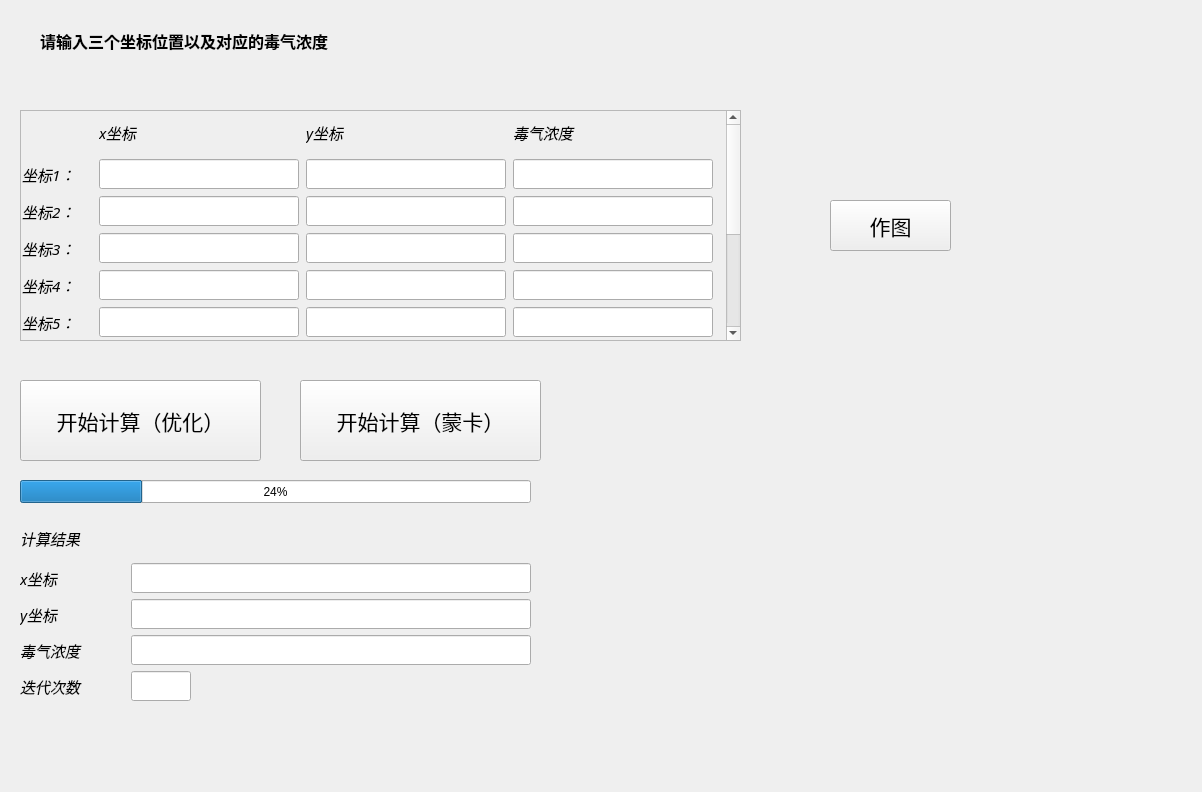
The window that first.ui (Aone2233/project-for-fire) describes before a commit, drawn with Qt 5.
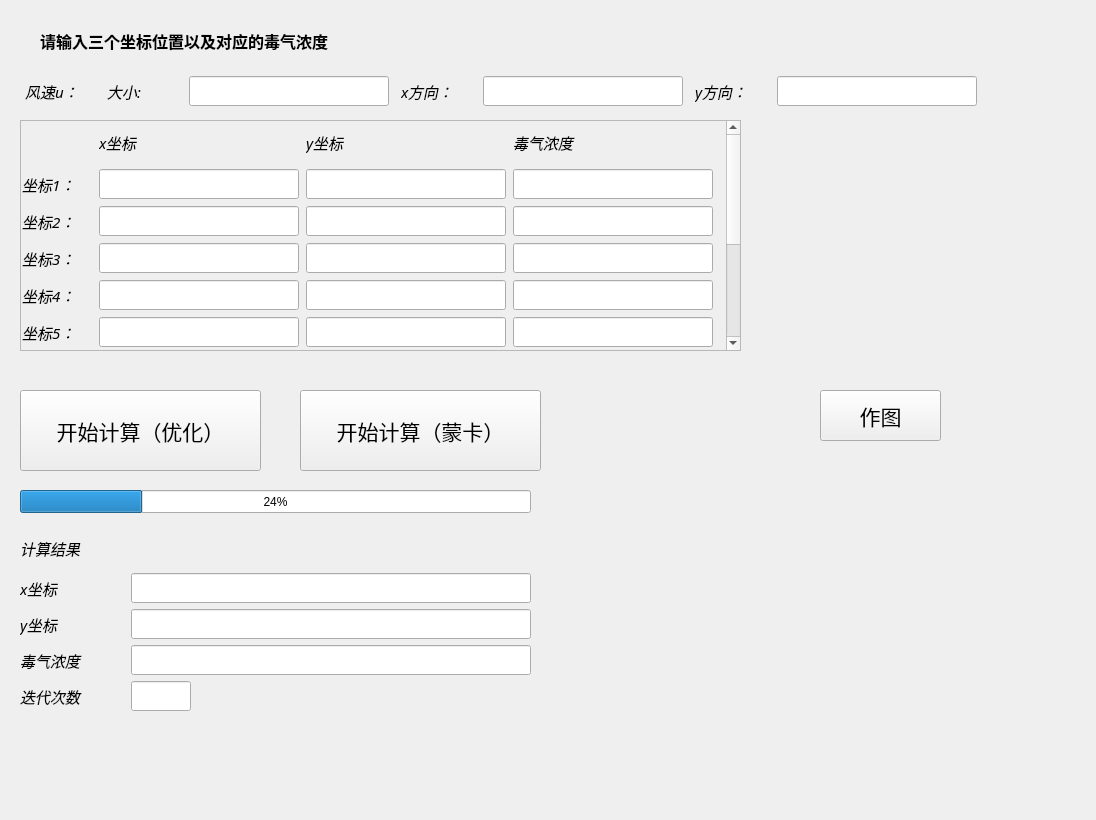
The same window after the commit.

Patch:
```diff
--- a/first.ui
+++ b/first.ui
@@ -6,8 +6,8 @@
    <rect>
     <x>0</x>
     <y>0</y>
-    <width>1202</width>
-    <height>792</height>
+    <width>1096</width>
+    <height>820</height>
    </rect>
   </property>
   <property name="windowTitle">
@@ -38,7 +38,7 @@
    <property name="geometry">
     <rect>
      <x>20</x>
-     <y>380</y>
+     <y>390</y>
      <width>241</width>
      <height>81</height>
     </rect>
@@ -60,7 +60,7 @@
    <property name="geometry">
     <rect>
      <x>20</x>
-     <y>520</y>
+     <y>530</y>
      <width>511</width>
      <height>181</height>
     </rect>
@@ -206,7 +206,7 @@
    <property name="geometry">
     <rect>
      <x>20</x>
-     <y>110</y>
+     <y>120</y>
      <width>721</width>
      <height>231</height>
     </rect>
@@ -221,7 +221,7 @@
     <property name="geometry">
      <rect>
       <x>0</x>
-      <y>0</y>
+      <y>-191</y>
       <width>700</width>
       <height>420</height>
      </rect>
@@ -355,7 +355,7 @@
        </widget>
       </item>
       <item row="2" column="3">
-       <widget class="QLineEdit" name="con3_q">
+       <widget class="QLineEdit" name="con1_q">
         <property name="minimumSize">
          <size>
           <width>200</width>
@@ -413,7 +413,7 @@
        </widget>
       </item>
       <item row="5" column="2">
-       <widget class="QLineEdit" name="con1_y">
+       <widget class="QLineEdit" name="con3_y">
         <property name="minimumSize">
          <size>
           <width>200</width>
@@ -429,7 +429,7 @@
        </widget>
       </item>
       <item row="5" column="1">
-       <widget class="QLineEdit" name="con1_x">
+       <widget class="QLineEdit" name="con3_x">
         <property name="minimumSize">
          <size>
           <width>200</width>
@@ -477,7 +477,7 @@
        </widget>
       </item>
       <item row="5" column="3">
-       <widget class="QLineEdit" name="con1_q">
+       <widget class="QLineEdit" name="con3_q">
         <property name="minimumSize">
          <size>
           <width>200</width>
@@ -509,7 +509,7 @@
        </widget>
       </item>
       <item row="2" column="2">
-       <widget class="QLineEdit" name="con3_y">
+       <widget class="QLineEdit" name="con1_y">
         <property name="minimumSize">
          <size>
           <width>200</width>
@@ -599,7 +599,7 @@
        </widget>
       </item>
       <item row="2" column="1">
-       <widget class="QLineEdit" name="con3_x">
+       <widget class="QLineEdit" name="con1_x">
         <property name="minimumSize">
          <size>
           <width>200</width>
@@ -1074,7 +1074,7 @@
    <property name="geometry">
     <rect>
      <x>20</x>
-     <y>480</y>
+     <y>490</y>
      <width>511</width>
      <height>23</height>
     </rect>
@@ -1087,7 +1087,7 @@
    <property name="geometry">
     <rect>
      <x>300</x>
-     <y>380</y>
+     <y>390</y>
      <width>241</width>
      <height>81</height>
     </rect>
@@ -1105,18 +1105,18 @@
   <widget class="QWidget" name="widget" native="true">
    <property name="geometry">
     <rect>
-     <x>660</x>
-     <y>390</y>
-     <width>391</width>
-     <height>341</height>
+     <x>810</x>
+     <y>140</y>
+     <width>141</width>
+     <height>221</height>
     </rect>
    </property>
   </widget>
   <widget class="QPushButton" name="plotButton">
    <property name="geometry">
     <rect>
-     <x>830</x>
-     <y>200</y>
+     <x>820</x>
+     <y>390</y>
      <width>121</width>
      <height>51</height>
     </rect>
@@ -1131,6 +1131,170 @@
     <string>作图</string>
    </property>
   </widget>
+  <widget class="QWidget" name="horizontalLayoutWidget">
+   <property name="geometry">
+    <rect>
+     <x>19</x>
+     <y>70</y>
+     <width>971</width>
+     <height>42</height>
+    </rect>
+   </property>
+   <layout class="QHBoxLayout" name="horizontalLayout">
+    <item>
+     <widget class="QLabel" name="Te_u">
+      <property name="minimumSize">
+       <size>
+        <width>70</width>
+        <height>30</height>
+       </size>
+      </property>
+      <property name="maximumSize">
+       <size>
+        <width>70</width>
+        <height>30</height>
+       </size>
+      </property>
+      <property name="font">
+       <font>
+        <family>得意黑</family>
+        <pointsize>11</pointsize>
+        <italic>true</italic>
+       </font>
+      </property>
+      <property name="text">
+       <string>风速u：</string>
+      </property>
+     </widget>
+    </item>
+    <item>
+     <widget class="QLabel" name="Te_u_num">
+      <property name="minimumSize">
+       <size>
+        <width>70</width>
+        <height>30</height>
+       </size>
+      </property>
+      <property name="maximumSize">
+       <size>
+        <width>70</width>
+        <height>30</height>
+       </size>
+      </property>
+      <property name="font">
+       <font>
+        <family>得意黑</family>
+        <pointsize>11</pointsize>
+        <italic>true</italic>
+       </font>
+      </property>
+      <property name="text">
+       <string>大小:</string>
+      </property>
+     </widget>
+    </item>
+    <item>
+     <widget class="QLineEdit" name="con_u">
+      <property name="minimumSize">
+       <size>
+        <width>200</width>
+        <height>30</height>
+       </size>
+      </property>
+      <property name="maximumSize">
+       <size>
+        <width>200</width>
+        <height>30</height>
+       </size>
+      </property>
+     </widget>
+    </item>
+    <item>
+     <widget class="QLabel" name="Te_u_x">
+      <property name="minimumSize">
+       <size>
+        <width>70</width>
+        <height>30</height>
+       </size>
+      </property>
+      <property name="maximumSize">
+       <size>
+        <width>70</width>
+        <height>30</height>
+       </size>
+      </property>
+      <property name="font">
+       <font>
+        <family>得意黑</family>
+        <pointsize>11</pointsize>
+        <italic>true</italic>
+       </font>
+      </property>
+      <property name="text">
+       <string>x方向：</string>
+      </property>
+     </widget>
+    </item>
+    <item>
+     <widget class="QLineEdit" name="con_u_x">
+      <property name="minimumSize">
+       <size>
+        <width>200</width>
+        <height>30</height>
+       </size>
+      </property>
+      <property name="maximumSize">
+       <size>
+        <width>200</width>
+        <height>30</height>
+       </size>
+      </property>
+     </widget>
+    </item>
+    <item>
+     <widget class="QLabel" name="Te_u_y">
+      <property name="minimumSize">
+       <size>
+        <width>70</width>
+        <height>30</height>
+       </size>
+      </property>
+      <property name="maximumSize">
+       <size>
+        <width>70</width>
+        <height>30</height>
+       </size>
+      </property>
+      <property name="font">
+       <font>
+        <family>得意黑</family>
+        <pointsize>11</pointsize>
+        <italic>true</italic>
+       </font>
+      </property>
+      <property name="text">
+       <string>y方向：</string>
+      </property>
+     </widget>
+    </item>
+    <item>
+     <widget class="QLineEdit" name="con_u_y">
+      <property name="minimumSize">
+       <size>
+        <width>200</width>
+        <height>30</height>
+       </size>
+      </property>
+      <property name="maximumSize">
+       <size>
+        <width>200</width>
+        <height>30</height>
+       </size>
+      </property>
+     </widget>
+    </item>
+   </layout>
+  </widget>
   <zorder>scrollArea</zorder>
   <zorder>title</zorder>
   <zorder>calculateButton1</zorder>
```
Left out of the diff: 43 changed lines with no effect on the pictures.
